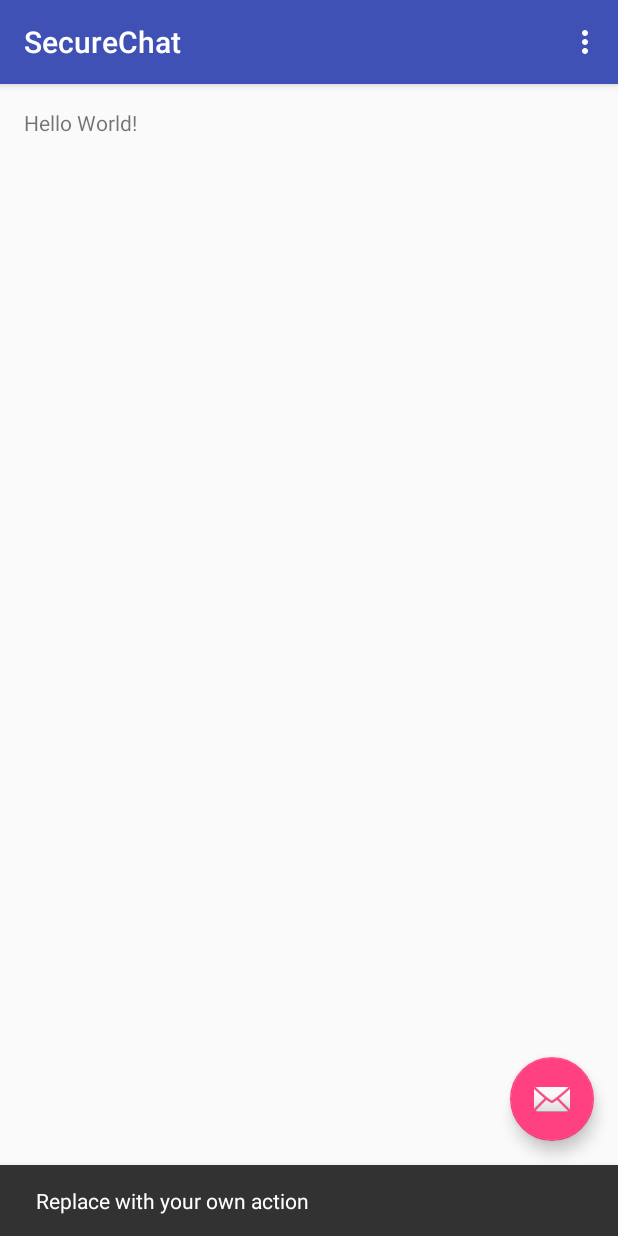
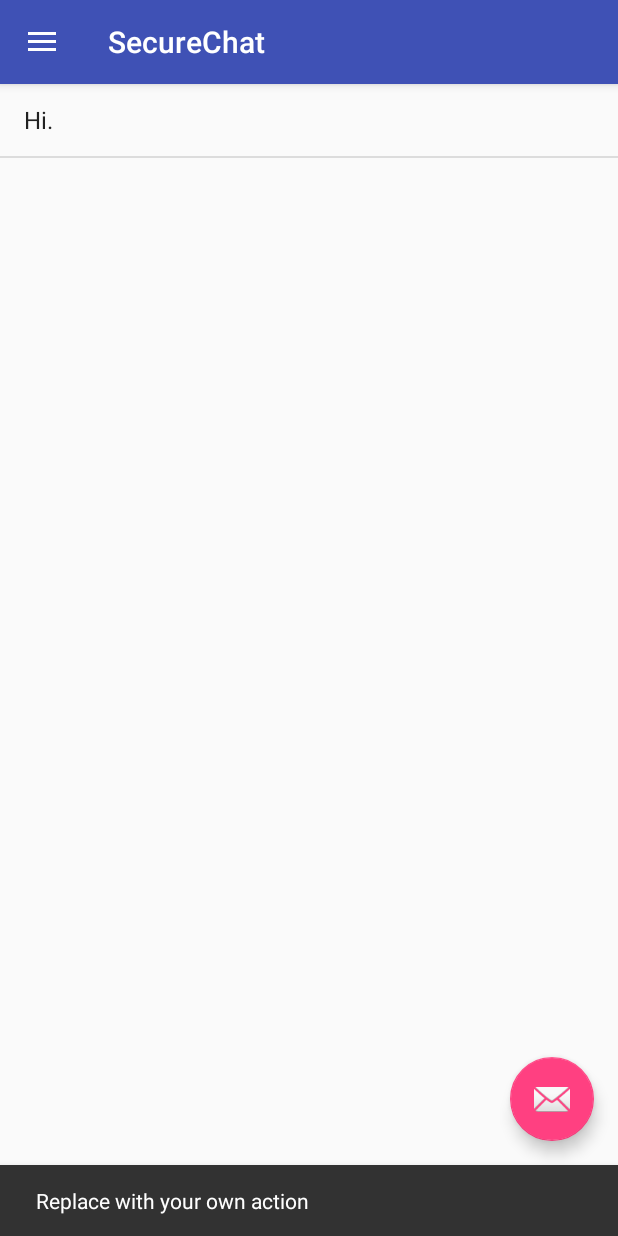
Before and after one commit to w3woody/securechat, an Android app: the screen it shows after launch (MainActivity), after a tap on an icon or button, on a phone screen of 412 x 824 dp. Run offline under Robolectric (Android 15) with nearby library versions, the phone set to English and light mode, and no system bars.

Commit message:
Start sketching main activity.
Sketching layout of main activity. Realizing just how rusty my Android is...

```diff
--- a/SecureChat_android/app/src/main/java/com/chaosinmotion/securechat/MainActivity.java
+++ b/SecureChat_android/app/src/main/java/com/chaosinmotion/securechat/MainActivity.java
@@ -1,16 +1,30 @@
 package com.chaosinmotion.securechat;
 
+import android.content.res.Configuration;
 import android.os.Bundle;
 import android.support.design.widget.FloatingActionButton;
 import android.support.design.widget.Snackbar;
+import android.support.v4.widget.DrawerLayout;
+import android.support.v7.app.ActionBar;
+import android.support.v7.app.ActionBarDrawerToggle;
 import android.support.v7.app.AppCompatActivity;
 import android.support.v7.widget.Toolbar;
 import android.view.View;
 import android.view.Menu;
 import android.view.MenuItem;
+import android.widget.AdapterView;
+import android.widget.ArrayAdapter;
+import android.widget.ListView;
+
+import java.util.List;
 
 public class MainActivity extends AppCompatActivity
 {
+	private ActionBarDrawerToggle drawerToggle;
+	private ListView navDrawerList;
+	private ArrayAdapter<String> navDrawerAdapter;
+	private ListView senderList;
+	private ArrayAdapter<String> senderListAdapter;
 
 	@Override
 	protected void onCreate(Bundle savedInstanceState)
@@ -19,6 +33,14 @@ public class MainActivity extends AppCompatActivity
 		setContentView(R.layout.activity_main);
 		Toolbar toolbar = (Toolbar) findViewById(R.id.toolbar);
 		setSupportActionBar(toolbar);
+
+		ActionBar bar = getSupportActionBar();
+		bar.setDisplayHomeAsUpEnabled(true);
+		bar.setHomeButtonEnabled(true);
+		setupDrawer();
+
+		navDrawerList = (ListView)findViewById(R.id.navList);
+		initializeDrawer();
 
 		FloatingActionButton fab = (FloatingActionButton) findViewById(R.id.fab);
 		fab.setOnClickListener(new View.OnClickListener()
@@ -30,19 +52,79 @@ public class MainActivity extends AppCompatActivity
 						.setAction("Action", null).show();
 			}
 		});
+
+		/*
+		 *  TODO: Finish me. For now, fillter.
+		 */
+
+		senderList = (ListView)findViewById(R.id.main_list);
+		senderListAdapter = new ArrayAdapter<String>(this,
+				android.R.layout.simple_list_item_1, new String[]{ "Hi."} );
+		senderList.setAdapter(senderListAdapter);
 	}
 
 	@Override
-	public boolean onCreateOptionsMenu(Menu menu)
+	protected void onPostCreate(Bundle savedInstanceState)
 	{
-		// Inflate the menu; this adds items to the action bar if it is present.
-		getMenuInflater().inflate(R.menu.menu_main, menu);
-		return true;
+		super.onPostCreate(savedInstanceState);
+		drawerToggle.syncState();
 	}
+
+	@Override
+	public void onConfigurationChanged(Configuration config)
+	{
+		super.onConfigurationChanged(config);
+		drawerToggle.onConfigurationChanged(config);
+	}
+
+	private void initializeDrawer()
+	{
+		String[] list = getResources().getStringArray(R.array.drawer_commands);
+		navDrawerAdapter = new ArrayAdapter<String>(this,
+				android.R.layout.simple_list_item_1, list);
+		navDrawerList.setAdapter(navDrawerAdapter);
+		navDrawerList.setOnItemClickListener(new AdapterView.OnItemClickListener()
+		{
+			@Override
+			public void onItemClick(AdapterView<?> parent, View view, int position, long id)
+			{
+				doNavigationItem(position);
+			}
+		});
+	}
+
+	private void doNavigationItem(int position)
+	{
+		DrawerLayout layout = (DrawerLayout)findViewById(R.id.drawer_layout);
+		layout.closeDrawers();
+
+		FloatingActionButton fab = (FloatingActionButton) findViewById(R.id.fab);
+		Snackbar.make(fab, "Boo!", Snackbar.LENGTH_LONG)
+				.setAction("Action", null).show();
+	}
+
+	private void setupDrawer()
+	{
+		DrawerLayout layout = (DrawerLayout)findViewById(R.id.drawer_layout);
+		drawerToggle = new ActionBarDrawerToggle(this,layout,R.string.drawer_open,R.string.drawer_close);
+		drawerToggle.setDrawerIndicatorEnabled(true);
+		layout.addDrawerListener(drawerToggle);
+	}
+
+//	@Override
+//	public boolean onCreateOptionsMenu(Menu menu)
+//	{
+//		// Inflate the menu; this adds items to the action bar if it is present.
+//		getMenuInflater().inflate(R.menu.menu_main, menu);
+//		return true;
+//	}
 
 	@Override
 	public boolean onOptionsItemSelected(MenuItem item)
 	{
+		// Handle navigation drawer toggle
+		if (drawerToggle.onOptionsItemSelected(item)) return true;
+
 		// Handle action bar item clicks here. The action bar will
 		// automatically handle clicks on the Home/Up button, so long
 		// as you specify a parent activity in AndroidManifest.xml.
--- a/SecureChat_android/app/src/main/res/layout/activity_main.xml
+++ b/SecureChat_android/app/src/main/res/layout/activity_main.xml
@@ -1,8 +1,14 @@
 <?xml version="1.0" encoding="utf-8"?>
-<android.support.design.widget.CoordinatorLayout
+<android.support.v4.widget.DrawerLayout
     xmlns:android="http://schemas.android.com/apk/res/android"
     xmlns:app="http://schemas.android.com/apk/res-auto"
     xmlns:tools="http://schemas.android.com/tools"
+    android:layout_width="match_parent"
+    android:layout_height="match_parent"
+    android:fitsSystemWindows="true"
+    android:id="@+id/drawer_layout" >
+
+    <android.support.design.widget.CoordinatorLayout
         android:layout_width="match_parent"
         android:layout_height="match_parent"
         android:fitsSystemWindows="true"
@@ -31,5 +37,15 @@
             android:layout_gravity="bottom|end"
             android:layout_margin="@dimen/fab_margin"
             android:src="@android:drawable/ic_dialog_email"/>
+    </android.support.design.widget.CoordinatorLayout>
 
-</android.support.design.widget.CoordinatorLayout>
+
+    <!-- Side navigation drawer -->
+    <ListView
+        android:id="@+id/navList"
+        android:layout_width="280dp"
+        android:layout_height="match_parent"
+        android:layout_gravity="start"
+        android:background="#eeeeff">
+    </ListView>
+</android.support.v4.widget.DrawerLayout>
--- a/SecureChat_android/app/src/main/res/layout/content_main.xml
+++ b/SecureChat_android/app/src/main/res/layout/content_main.xml
@@ -1,20 +1,13 @@
 <?xml version="1.0" encoding="utf-8"?>
-<RelativeLayout
+<ListView
     xmlns:android="http://schemas.android.com/apk/res/android"
     xmlns:app="http://schemas.android.com/apk/res-auto"
     xmlns:tools="http://schemas.android.com/tools"
     android:layout_width="match_parent"
     android:layout_height="match_parent"
-    android:paddingBottom="@dimen/activity_vertical_margin"
-    android:paddingLeft="@dimen/activity_horizontal_margin"
-    android:paddingRight="@dimen/activity_horizontal_margin"
-    android:paddingTop="@dimen/activity_vertical_margin"
+    android:id="@+id/main_list"
     app:layout_behavior="@string/appbar_scrolling_view_behavior"
     tools:context="com.chaosinmotion.securechat.MainActivity"
     tools:showIn="@layout/activity_main">
 
-    <TextView
-        android:layout_width="wrap_content"
-        android:layout_height="wrap_content"
-        android:text="Hello World!"/>
-</RelativeLayout>
+</ListView>
--- /dev/null
+++ b/SecureChat_android/app/src/main/res/values/array.xml
@@ -0,0 +1,27 @@
+<?xml version="1.0" encoding="utf-8"?>
+<!--
+  ~ Copyright (c) 2016. William Edward Woody
+  ~
+  ~ This program is free software: you can redistribute it and/or modify it
+  ~ under the terms of the GNU General Public License as published by the
+  ~ Free Software Foundation, either version 3 of the License, or (at your
+  ~ option) any later version.
+  ~
+  ~ This program is distributed in the hope that it will be useful, but
+  ~ WITHOUT ANY WARRANTY; without even the implied warranty of MERCHANTABILITY
+  ~ or FITNESS FOR A PARTICULAR PURPOSE. See the GNU General Public License
+  ~ for more details.
+  ~
+  ~ You should have received a copy of the GNU General Public License along
+  ~ with this program. If not, see <http://www.gnu.org/licenses/>
+  ~
+  -->
+
+<resources>
+    <!-- List of commands in navigation drawer -->
+    <string-array name="drawer_commands">
+        <item>Change Account Password</item>
+        <item>Change Application Passcode</item>
+        <item>Disconnect From Account</item>
+    </string-array>
+</resources>
--- a/SecureChat_android/app/src/main/res/values/strings.xml
+++ b/SecureChat_android/app/src/main/res/values/strings.xml
@@ -1,4 +1,6 @@
 <resources>
     <string name="app_name">SecureChat</string>
     <string name="action_settings">Settings</string>
+    <string name="drawer_open">Open navigation drawer</string>
+    <string name="drawer_close">Close navigation drawer</string>
 </resources>
```
Lines whose indentation alone changed are shown as unchanged.
